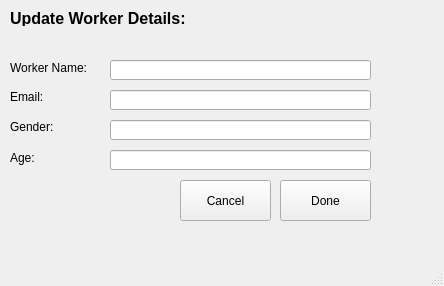
First picture: the form in Screens/UpdateWorker.ui, repository msaadg/NGOConnect, before the edit.
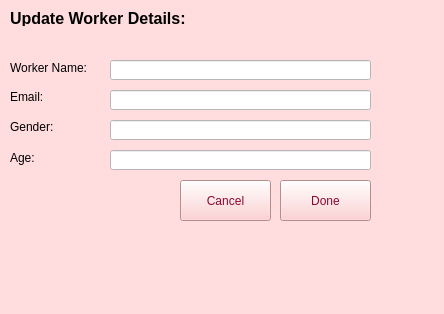
Second picture: the form after the edit. Icons and pictures are not drawn.

Diff of the .ui file:
```diff
--- a/Screens/UpdateWorker.ui
+++ b/Screens/UpdateWorker.ui
@@ -7,12 +7,15 @@
     <x>0</x>
     <y>0</y>
     <width>444</width>
-    <height>286</height>
+    <height>314</height>
    </rect>
   </property>
   <property name="windowTitle">
    <string>New Worker</string>
   </property>
+  <property name="styleSheet">
+   <string notr="true">background-color: rgb(255, 221, 222);</string>
+  </property>
   <widget class="QWidget" name="centralwidget">
    <widget class="QLabel" name="label">
     <property name="geometry">
@@ -95,6 +98,9 @@
       <height>20</height>
      </rect>
     </property>
+    <property name="styleSheet">
+     <string notr="true">background-color:white;</string>
+    </property>
    </widget>
    <widget class="QLineEdit" name="workerEmail">
     <property name="geometry">
@@ -105,6 +111,9 @@
       <height>20</height>
      </rect>
     </property>
+    <property name="styleSheet">
+     <string notr="true">background-color:white;</string>
+    </property>
    </widget>
    <widget class="QLineEdit" name="workerGender">
     <property name="geometry">
@@ -115,6 +124,9 @@
       <height>20</height>
      </rect>
     </property>
+    <property name="styleSheet">
+     <string notr="true">background-color:white;</string>
+    </property>
    </widget>
    <widget class="QLineEdit" name="workerAge">
     <property name="geometry">
@@ -125,6 +137,9 @@
       <height>20</height>
      </rect>
     </property>
+    <property name="styleSheet">
+     <string notr="true">background-color:white;</string>
+    </property>
    </widget>
    <widget class="QPushButton" name="updateWorkerDoneBtn">
     <property name="geometry">
@@ -135,6 +150,10 @@
       <height>41</height>
      </rect>
     </property>
+    <property name="styleSheet">
+     <string notr="true">color: rgb(138, 9, 47);
+background-color:rgb(255, 197, 198);;</string>
+    </property>
     <property name="text">
      <string>Done</string>
     </property>
@@ -148,10 +167,33 @@
       <height>41</height>
      </rect>
     </property>
+    <property name="styleSheet">
+     <string notr="true">color: rgb(138, 9, 47);
+background-color:rgb(255, 197, 198);;</string>
+    </property>
     <property name="text">
      <string>Cancel</string>
     </property>
    </widget>
+   <widget class="QLabel" name="label_8">
+    <property name="geometry">
+     <rect>
+      <x>10</x>
+      <y>210</y>
+      <width>131</width>
+      <height>51</height>
+     </rect>
+    </property>
+    <property name="text">
+     <string/>
+    </property>
+    <property name="pixmap">
+     <pixmap>../Logo.png</pixmap>
+    </property>
+    <property name="scaledContents">
+     <bool>true</bool>
+    </property>
+   </widget>
   </widget>
   <widget class="QMenuBar" name="menubar">
    <property name="geometry">
```
